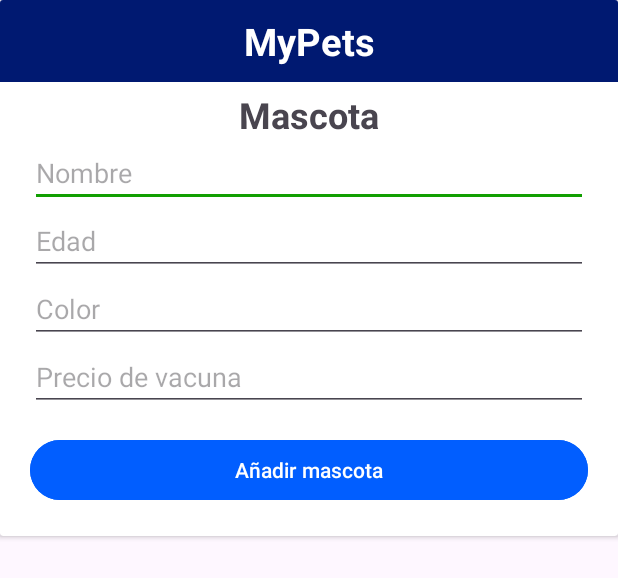
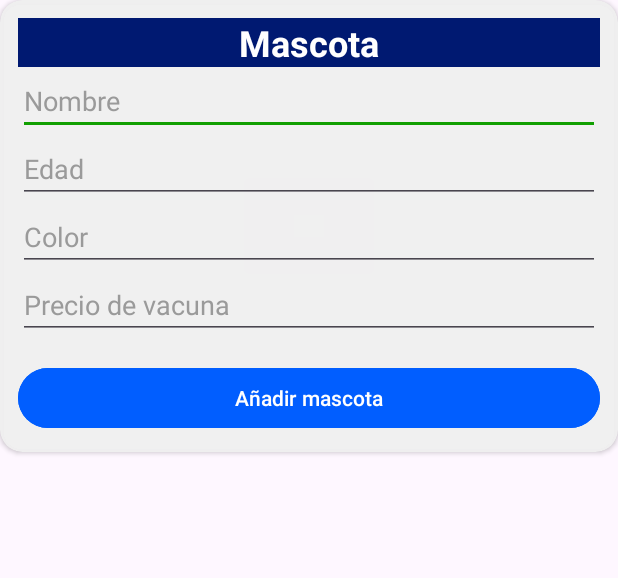
Before and after one commit to S4nti4go3/end, an Android app: the layout fragment_create_pet.xml on its own in the app's theme, with its tools: preview values and no code run, on a phone screen of 412 x 824 dp. Shown: the top 578 px of the screen. Run offline under Robolectric (Android 15) with nearby library versions, the phone set to English and light mode, and no system bars.

Commit message:
Actualización de fragment_create_pet.xml

```diff
--- a/app/src/main/res/layout/fragment_create_pet.xml
+++ b/app/src/main/res/layout/fragment_create_pet.xml
@@ -4,67 +4,68 @@
     xmlns:tools="http://schemas.android.com/tools"
     android:layout_width="match_parent"
     android:layout_height="wrap_content"
+    android:backgroundTint="@color/Darkwhite"
+    android:background="@color/Darkwhite"
+    app:cardCornerRadius="15dp"
     tools:context=".CreatePetFragment">
-
-    <TextView
-        android:id="@+id/headerTextView"
-        android:layout_width="match_parent"
-        android:layout_height="wrap_content"
-        android:background="@color/AzulOscuro"
-        android:padding="10dp"
-        android:text="MyPets"
-        android:textColor="@android:color/white"
-        android:textSize="25sp"
-        android:textAlignment="center"
-        android:textStyle="bold" />
 
     <LinearLayout
         android:layout_width="match_parent"
         android:layout_height="wrap_content"
-        android:layout_marginStart="20dp"
-        android:layout_marginTop="60dp"
-        android:layout_marginEnd="20dp"
-        android:layout_marginBottom="20dp"
+        android:layout_marginStart="12dp"
+        android:layout_marginTop="12dp"
+        android:layout_marginEnd="12dp"
+        android:layout_marginBottom="12dp"
         android:orientation="vertical">
 
         <TextView
             android:layout_width="match_parent"
             android:layout_height="wrap_content"
+            android:background="@color/AzulOscuro"
             android:text="Mascota"
             android:textAlignment="center"
             android:textSize="24sp"
+            android:textColor="@color/white"
             android:textStyle="bold" />
 
         <EditText
             android:id="@+id/nombre"
             android:layout_width="match_parent"
             android:layout_height="wrap_content"
+            android:textColor="@color/cardview_dark_background"
             android:ems="10"
             android:hint="Nombre"
+            android:textColorHint="#9A9A9A"
             android:inputType="textPersonName" />
 
         <EditText
             android:id="@+id/edad"
             android:layout_width="match_parent"
             android:layout_height="wrap_content"
+            android:textColor="@color/cardview_dark_background"
             android:ems="10"
             android:hint="Edad"
+            android:textColorHint="#9A9A9A"
             android:inputType="textPersonName" />
 
         <EditText
             android:id="@+id/color"
             android:layout_width="match_parent"
             android:layout_height="wrap_content"
+            android:textColor="@color/cardview_dark_background"
             android:ems="10"
             android:hint="Color"
+            android:textColorHint="#9A9A9A"
             android:inputType="textPersonName" />
 
         <EditText
             android:id="@+id/precio_vacuna"
             android:layout_width="match_parent"
             android:layout_height="wrap_content"
+            android:textColor="@color/cardview_dark_background"
             android:ems="10"
             android:hint="Precio de vacuna"
+            android:textColorHint="#9A9A9A"
             android:inputType="numberDecimal" />
 
         <Space
@@ -76,6 +77,7 @@
             android:layout_width="match_parent"
             android:layout_height="wrap_content"
             android:backgroundTint="@color/AzulClaro"
-            android:text="Añadir mascota" />
+            android:text="Añadir mascota"
+            android:textColor="@android:color/white"/>
     </LinearLayout>
 </androidx.cardview.widget.CardView>
```
